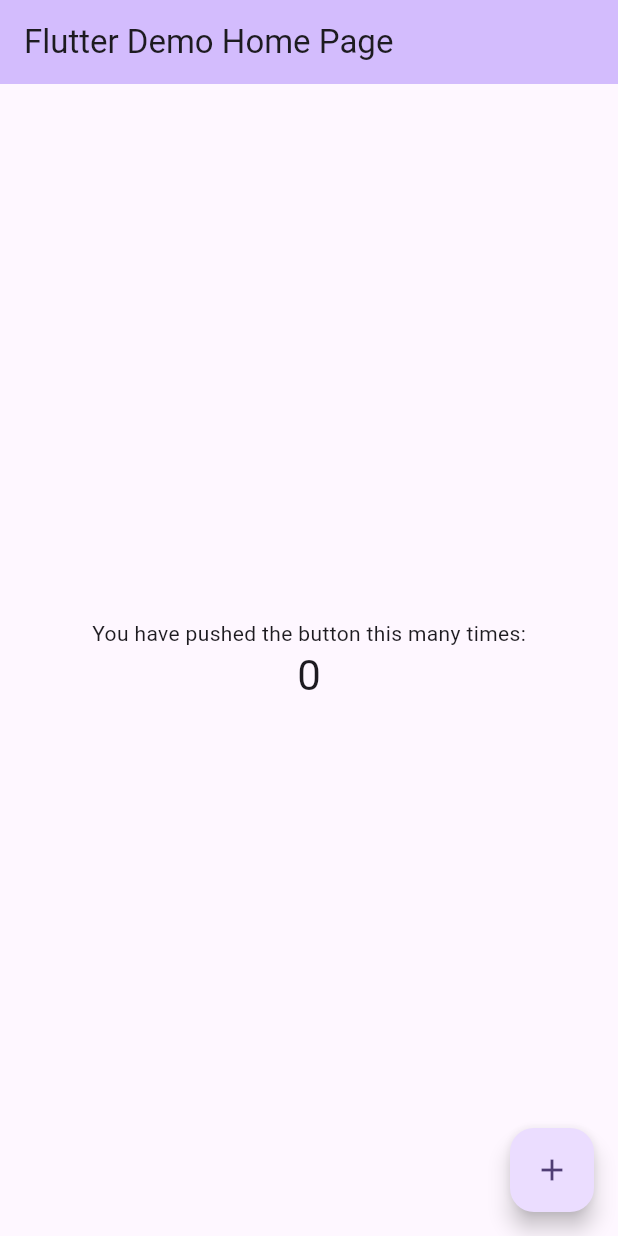
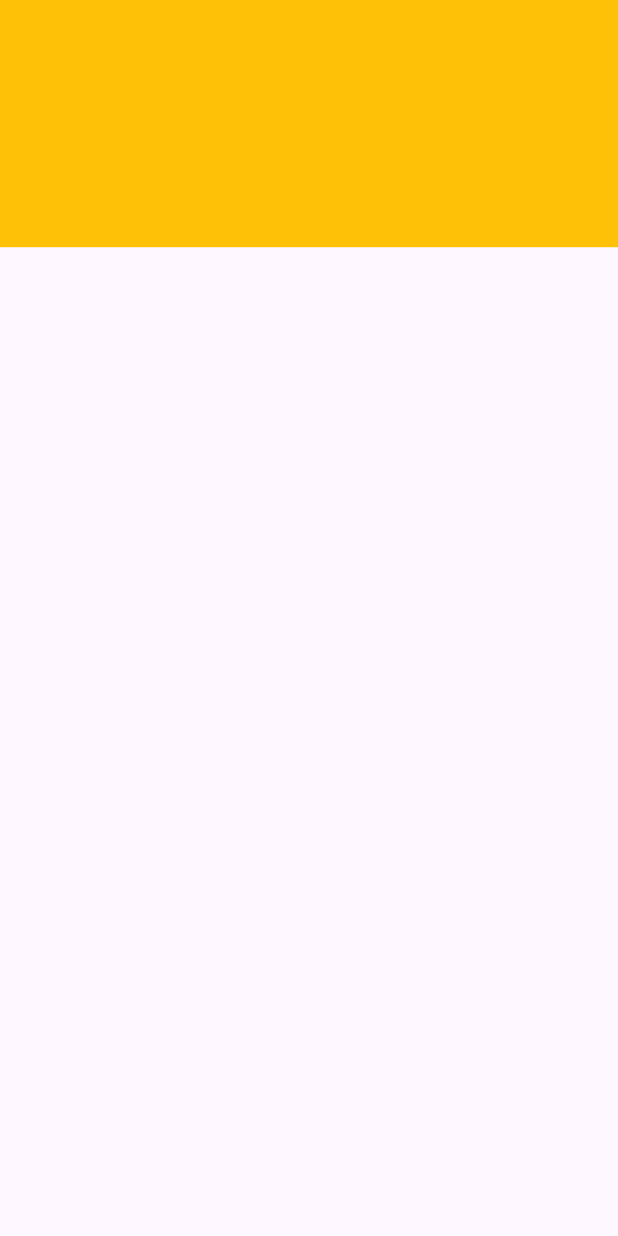
Before and after one commit to osamaromeh10/responsive_ui, a Flutter app: the screen it shows after launch, on a phone screen of 412 x 824 dp. Run offline on Flutter 3.47's test engine with Material 3 defaults, Android fonts, the phone set to English and light mode, and no system bars.

Commit message:
Media_Query_Example

```diff
--- a/analysis_options.yaml
+++ b/analysis_options.yaml
@@ -7,6 +7,9 @@
 
 # The following line activates a set of recommended lints for Flutter apps,
 # packages, and plugins designed to encourage good coding practices.
+analyzer:
+  errors:
+    unused_local_variable: ignore
 include: package:flutter_lints/flutter.yaml
 
 linter:
--- a/lib/main.dart
+++ b/lib/main.dart
@@ -1,4 +1,5 @@
 import 'package:flutter/material.dart';
+import 'package:responsive_ui/media_query_Example.dart';
 
 void main() {
   runApp(const MyApp());
@@ -10,113 +11,6 @@ class MyApp extends StatelessWidget {
   // This widget is the root of your application.
   @override
   Widget build(BuildContext context) {
-    return MaterialApp(
-      title: 'Flutter Demo',
-      theme: ThemeData(
-        // This is the theme of your application.
-        //
-        // TRY THIS: Try running your application with "flutter run". You'll see
-        // the application has a purple toolbar. Then, without quitting the app,
-        // try changing the seedColor in the colorScheme below to Colors.green
-        // and then invoke "hot reload" (save your changes or press the "hot
-        // reload" button in a Flutter-supported IDE, or press "r" if you used
-        // the command line to start the app).
-        //
-        // Notice that the counter didn't reset back to zero; the application
-        // state is not lost during the reload. To reset the state, use hot
-        // restart instead.
-        //
-        // This works for code too, not just values: Most code changes can be
-        // tested with just a hot reload.
-        colorScheme: ColorScheme.fromSeed(seedColor: Colors.deepPurple),
-      ),
-      home: const MyHomePage(title: 'Flutter Demo Home Page'),
-    );
+    return MaterialApp(home: Scaffold(body: MediaQueryExample()));
   }
 }
-
-class MyHomePage extends StatefulWidget {
-  const MyHomePage({super.key, required this.title});
-
-  // This widget is the home page of your application. It is stateful, meaning
-  // that it has a State object (defined below) that contains fields that affect
-  // how it looks.
-
-  // This class is the configuration for the state. It holds the values (in this
-  // case the title) provided by the parent (in this case the App widget) and
-  // used by the build method of the State. Fields in a Widget subclass are
-  // always marked "final".
-
-  final String title;
-
-  @override
-  State<MyHomePage> createState() => _MyHomePageState();
-}
-
-class _MyHomePageState extends State<MyHomePage> {
-  int _counter = 0;
-
-  void _incrementCounter() {
-    setState(() {
-      // This call to setState tells the Flutter framework that something has
-      // changed in this State, which causes it to rerun the build method below
-      // so that the display can reflect the updated values. If we changed
-      // _counter without calling setState(), then the build method would not be
-      // called again, and so nothing would appear to happen.
-      _counter++;
-    });
-  }
-
-  @override
-  Widget build(BuildContext context) {
-    // This method is rerun every time setState is called, for instance as done
-    // by the _incrementCounter method above.
-    //
-    // The Flutter framework has been optimized to make rerunning build methods
-    // fast, so that you can just rebuild anything that needs updating rather
-    // than having to individually change instances of widgets.
-    return Scaffold(
-      appBar: AppBar(
-        // TRY THIS: Try changing the color here to a specific color (to
-        // Colors.amber, perhaps?) and trigger a hot reload to see the AppBar
-        // change color while the other colors stay the same.
-        backgroundColor: Theme.of(context).colorScheme.inversePrimary,
-        // Here we take the value from the MyHomePage object that was created by
-        // the App.build method, and use it to set our appbar title.
-        title: Text(widget.title),
-      ),
-      body: Center(
-        // Center is a layout widget. It takes a single child and positions it
-        // in the middle of the parent.
-        child: Column(
-          // Column is also a layout widget. It takes a list of children and
-          // arranges them vertically. By default, it sizes itself to fit its
-          // children horizontally, and tries to be as tall as its parent.
-          //
-          // Column has various properties to control how it sizes itself and
-          // how it positions its children. Here we use mainAxisAlignment to
-          // center the children vertically; the main axis here is the vertical
-          // axis because Columns are vertical (the cross axis would be
-          // horizontal).
-          //
-          // TRY THIS: Invoke "debug painting" (choose the "Toggle Debug Paint"
-          // action in the IDE, or press "p" in the console), to see the
-          // wireframe for each widget.
-          mainAxisAlignment: MainAxisAlignment.center,
-          children: <Widget>[
-            const Text('You have pushed the button this many times:'),
-            Text(
-              '$_counter',
-              style: Theme.of(context).textTheme.headlineMedium,
-            ),
-          ],
-        ),
-      ),
-      floatingActionButton: FloatingActionButton(
-        onPressed: _incrementCounter,
-        tooltip: 'Increment',
-        child: const Icon(Icons.add),
-      ), // This trailing comma makes auto-formatting nicer for build methods.
-    );
-  }
-}
--- /dev/null
+++ b/lib/media_query_Example.dart
@@ -0,0 +1,23 @@
+import 'package:flutter/material.dart';
+
+class MediaQueryExample extends StatelessWidget {
+  const MediaQueryExample({super.key});
+
+  @override
+  Widget build(BuildContext context) {
+    // ignore: unused_local_variable
+    var heightScreen = MediaQuery.of(context).size.height;
+    // ignore: unused_local_variable
+    var widthScreen = MediaQuery.of(context).size.width;
+    return Column(
+      children: [
+        Container(
+          height: heightScreen * 0.2, // 20% of the screen height
+
+          decoration: BoxDecoration(color: Colors.amber),
+        ),
+      ],
+    );
+  }
+}
+// The Usage of MediaQuery to Know screen dimensions and use them in the widget tree.
```
